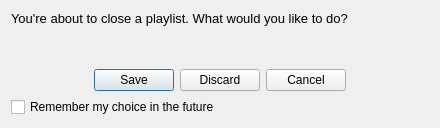
Qt form code/MiamPlayer/closeplaylistpopup.ui (MBach/Miam-Player) before a commit.
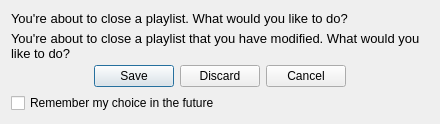
The same form after that commit.

Commit message: Update playlist hash when save or restore app

Diff of the .ui file:
```diff
--- a/code/MiamPlayer/closeplaylistpopup.ui
+++ b/code/MiamPlayer/closeplaylistpopup.ui
@@ -7,7 +7,7 @@
     <x>0</x>
     <y>0</y>
     <width>440</width>
-    <height>128</height>
+    <height>124</height>
    </rect>
   </property>
   <property name="windowTitle">
@@ -29,6 +29,24 @@
      </property>
      <property name="text">
       <string>You're about to close a playlist. What would you like to do?</string>
+     </property>
+     <property name="wordWrap">
+      <bool>true</bool>
+     </property>
+    </widget>
+   </item>
+   <item>
+    <widget class="QLabel" name="labelExistingPlaylist">
+     <property name="font">
+      <font>
+       <pointsize>10</pointsize>
+      </font>
+     </property>
+     <property name="text">
+      <string>You're about to close a playlist that you have modified. What would you like to do?</string>
+     </property>
+     <property name="wordWrap">
+      <bool>true</bool>
      </property>
     </widget>
    </item>
```
Left out of the diff: 2 changed lines with no effect on the pictures. The commit also changes 31 other files.
